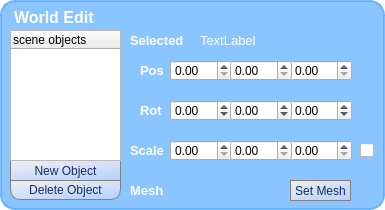
realXtend/tundra, file bin/pymodules/editgui/editobject.ui: the form before one commit.
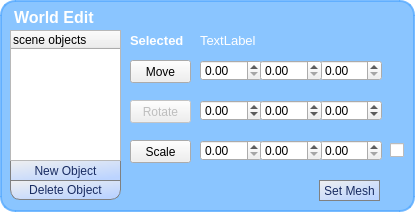
The form after the commit.

Commit message: EditGUI improvements: move, scale and rotate (currently disabled) buttons that activate the manipulating state. For move and scale, arrows will show and using those the object can be manipulated.

Patch:
```diff
--- a/bin/pymodules/editgui/editobject.ui
+++ b/bin/pymodules/editgui/editobject.ui
@@ -6,8 +6,8 @@
    <rect>
     <x>0</x>
     <y>0</y>
-    <width>385</width>
-    <height>210</height>
+    <width>415</width>
+    <height>212</height>
    </rect>
   </property>
   <property name="windowTitle">
@@ -91,7 +91,7 @@
      <widget class="QDoubleSpinBox" name="scalex">
       <property name="geometry">
        <rect>
-        <x>170</x>
+        <x>200</x>
         <y>140</y>
         <width>62</width>
         <height>21</height>
@@ -101,7 +101,7 @@
      <widget class="QDoubleSpinBox" name="xpos">
       <property name="geometry">
        <rect>
-        <x>170</x>
+        <x>200</x>
         <y>60</y>
         <width>62</width>
         <height>21</height>
@@ -117,7 +117,7 @@
      <widget class="QDoubleSpinBox" name="rot_z">
       <property name="geometry">
        <rect>
-        <x>290</x>
+        <x>320</x>
         <y>100</y>
         <width>62</width>
         <height>21</height>
@@ -133,7 +133,7 @@
      <widget class="QDoubleSpinBox" name="rot_x">
       <property name="geometry">
        <rect>
-        <x>170</x>
+        <x>200</x>
         <y>100</y>
         <width>62</width>
         <height>21</height>
@@ -146,60 +146,20 @@
        <double>360.000000000000000</double>
       </property>
      </widget>
-     <widget class="QLabel" name="label_scale">
-      <property name="geometry">
-       <rect>
-        <x>130</x>
-        <y>140</y>
-        <width>41</width>
-        <height>21</height>
-       </rect>
-      </property>
-      <property name="font">
-       <font>
-        <pointsize>10</pointsize>
-        <weight>75</weight>
-        <bold>true</bold>
-       </font>
-      </property>
-      <property name="text">
-       <string>Scale</string>
-      </property>
-     </widget>
      <widget class="QDoubleSpinBox" name="zpos">
       <property name="geometry">
        <rect>
-        <x>290</x>
+        <x>320</x>
         <y>60</y>
         <width>62</width>
         <height>21</height>
        </rect>
       </property>
      </widget>
-     <widget class="QLabel" name="label_rot">
-      <property name="geometry">
-       <rect>
-        <x>140</x>
-        <y>100</y>
-        <width>41</width>
-        <height>21</height>
-       </rect>
-      </property>
-      <property name="font">
-       <font>
-        <pointsize>10</pointsize>
-        <weight>75</weight>
-        <bold>true</bold>
-       </font>
-      </property>
-      <property name="text">
-       <string>Rot</string>
-      </property>
-     </widget>
      <widget class="QDoubleSpinBox" name="rot_y">
       <property name="geometry">
        <rect>
-        <x>230</x>
+        <x>260</x>
         <y>100</y>
         <width>62</width>
         <height>21</height>
@@ -230,26 +190,6 @@
        </property>
       </column>
      </widget>
-     <widget class="QLabel" name="label_X">
-      <property name="geometry">
-       <rect>
-        <x>140</x>
-        <y>60</y>
-        <width>51</width>
-        <height>21</height>
-       </rect>
-      </property>
-      <property name="font">
-       <font>
-        <pointsize>10</pointsize>
-        <weight>75</weight>
-        <bold>true</bold>
-       </font>
-      </property>
-      <property name="text">
-       <string>Pos</string>
-      </property>
-     </widget>
      <widget class="QLabel" name="label">
       <property name="geometry">
        <rect>
@@ -271,7 +211,7 @@
      <widget class="QDoubleSpinBox" name="scalez">
       <property name="geometry">
        <rect>
-        <x>290</x>
+        <x>320</x>
         <y>140</y>
         <width>62</width>
         <height>21</height>
@@ -281,7 +221,7 @@
      <widget class="QDoubleSpinBox" name="scaley">
       <property name="geometry">
        <rect>
-        <x>230</x>
+        <x>260</x>
         <y>140</y>
         <width>62</width>
         <height>21</height>
@@ -291,7 +231,7 @@
      <widget class="QDoubleSpinBox" name="ypos">
       <property name="geometry">
        <rect>
-        <x>230</x>
+        <x>260</x>
         <y>60</y>
         <width>62</width>
         <height>21</height>
@@ -363,30 +303,10 @@
        <string>Delete Object</string>
       </property>
      </widget>
-     <widget class="QLabel" name="label_scale_3">
-      <property name="geometry">
-       <rect>
-        <x>130</x>
-        <y>180</y>
-        <width>41</width>
-        <height>21</height>
-       </rect>
-      </property>
-      <property name="font">
-       <font>
-        <pointsize>10</pointsize>
-        <weight>75</weight>
-        <bold>true</bold>
-       </font>
-      </property>
-      <property name="text">
-       <string>Mesh</string>
-      </property>
-     </widget>
      <widget class="QPushButton" name="setMesh">
       <property name="geometry">
        <rect>
-        <x>290</x>
+        <x>319</x>
         <y>180</y>
         <width>61</width>
         <height>21</height>
@@ -406,7 +326,7 @@
       </property>
       <property name="geometry">
        <rect>
-        <x>360</x>
+        <x>390</x>
         <y>135</y>
         <width>16</width>
         <height>31</height>
@@ -431,6 +351,66 @@
        <bool>false</bool>
       </property>
      </widget>
+     <widget class="QToolButton" name="move_button">
+      <property name="geometry">
+       <rect>
+        <x>130</x>
+        <y>60</y>
+        <width>61</width>
+        <height>23</height>
+       </rect>
+      </property>
+      <property name="text">
+       <string>Move</string>
+      </property>
+      <property name="checkable">
+       <bool>true</bool>
+      </property>
+      <property name="checked">
+       <bool>false</bool>
+      </property>
+     </widget>
+     <widget class="QToolButton" name="scale_button">
+      <property name="geometry">
+       <rect>
+        <x>130</x>
+        <y>140</y>
+        <width>61</width>
+        <height>23</height>
+       </rect>
+      </property>
+      <property name="text">
+       <string>Scale</string>
+      </property>
+      <property name="checkable">
+       <bool>true</bool>
+      </property>
+      <property name="checked">
+       <bool>false</bool>
+      </property>
+     </widget>
+     <widget class="QToolButton" name="rotate_button">
+      <property name="enabled">
+       <bool>false</bool>
+      </property>
+      <property name="geometry">
+       <rect>
+        <x>130</x>
+        <y>100</y>
+        <width>61</width>
+        <height>23</height>
+       </rect>
+      </property>
+      <property name="text">
+       <string>Rotate</string>
+      </property>
+      <property name="checkable">
+       <bool>true</bool>
+      </property>
+      <property name="checked">
+       <bool>false</bool>
+      </property>
+     </widget>
     </widget>
    </item>
   </layout>
```
Left out of the diff: 3 changed lines with no effect on the pictures. The commit also changes 2 other files.
